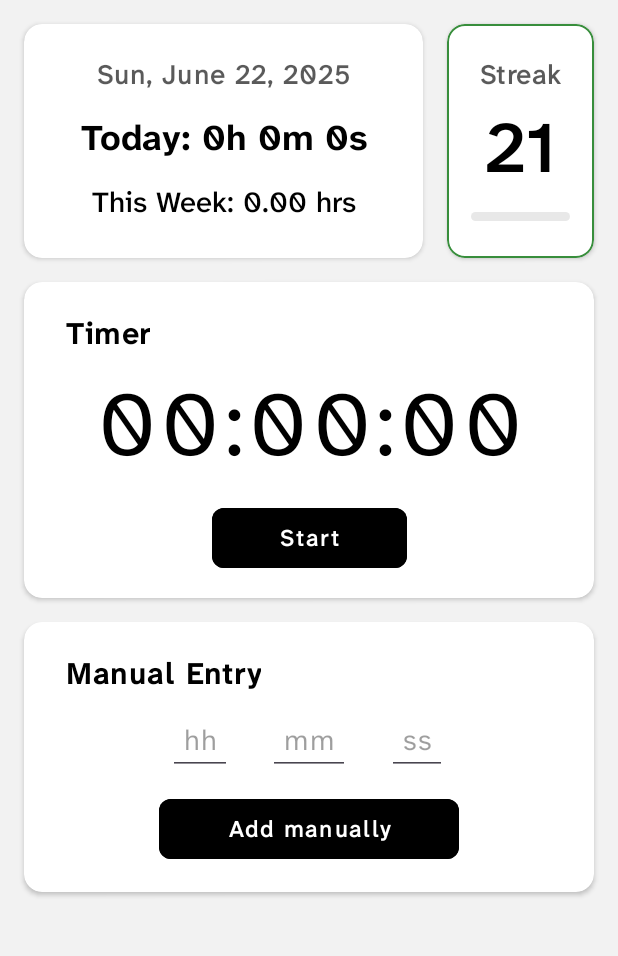
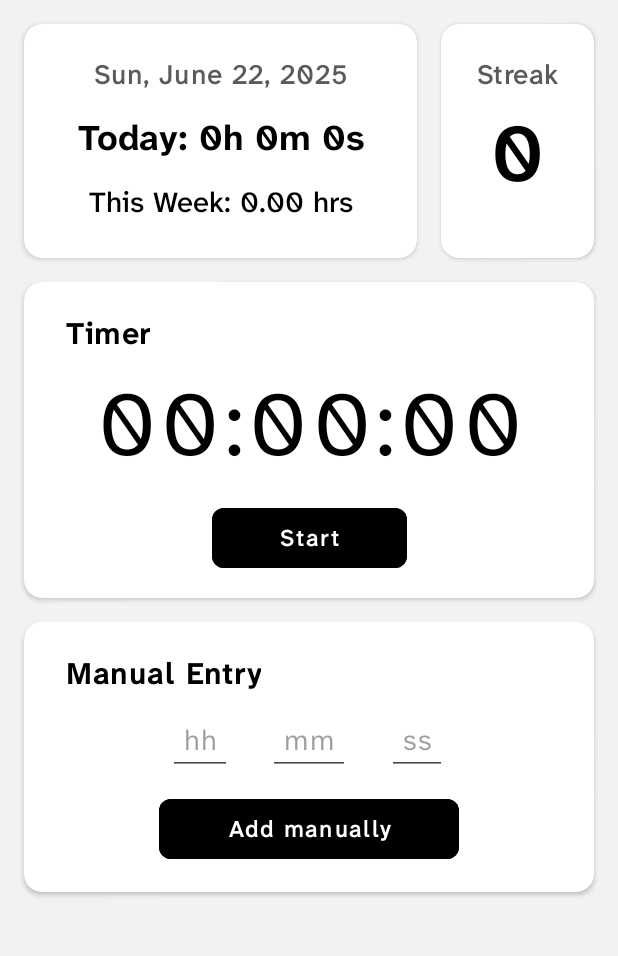
Before and after one commit to spewedprojects/MeditationTracker, an Android app: the screen it shows after launch (MainActivity), on a phone screen of 412 x 824 dp, the part 96-1052 px from its top. Run offline under Robolectric (Android 15) with nearby library versions, the phone set to English and light mode, and no system bars; libraries missing offline, so code that uses them is left out: com.github.mikephil.charting.

Commit message:
Streak management system implemented with SQLite.
- Added `Streak.java` and `StreakDatabaseHelper.java` for storing and managing streak data.
- Modified `StreakManager.java` to use the new database helper and implement logic for calculating and updating streak progress.
- Updated `MainActivity.java` to integrate the new streak management system, including UI updates and interactions with `StreakDialogFragment.java`.
- Adjusted `StreakDialogFragment.java` to use "yyyy-MM-dd" date format.
- Added streaks.db to import/export functionality in `BaseActivity.java`.
- Updated version name and code.
- Minor UI adjustments in `activity_main.xml`.

```diff
--- a/app/build.gradle.kts
+++ b/app/build.gradle.kts
@@ -10,8 +10,8 @@ android {
         applicationId = "com.gratus.meditationtrakcer"
         minSdk = 31
         targetSdk = 35
-        versionCode = 44
-        versionName = "5.0.b" // Format: Major (4), Minor (0), Patch (a)
+        versionCode = 45
+        versionName = "5.1.a" // Format: Major (4), Minor (0), Patch (a)
 
         // Pass versionName to the app as a resource
         resValue(
--- a/app/src/main/java/com/gratus/meditationtrakcer/GoalsAdapter.java
+++ b/app/src/main/java/com/gratus/meditationtrakcer/GoalsAdapter.java
@@ -32,8 +32,6 @@ public class GoalsAdapter extends RecyclerView.Adapter<GoalsAdapter.GoalViewHold
         view.setLayoutParams(layoutParams);
         return new GoalViewHolder(view);
     }
-
-
 
     @Override
     public int getItemCount() {
--- a/app/src/main/java/com/gratus/meditationtrakcer/MainActivity.java
+++ b/app/src/main/java/com/gratus/meditationtrakcer/MainActivity.java
@@ -40,6 +40,8 @@ public class MainActivity extends BaseActivity {
     private int secondsElapsed = 0;
     private int totalSecondsLogged = 0;
     private Handler handler = new Handler();
+    private StreakManager streakManager; // Add this
+    //private StreakDatabaseHelper streakDbHelper;
 
     @Override
     protected void onCreate(Bundle savedInstanceState) {
@@ -48,6 +50,9 @@ public class MainActivity extends BaseActivity {
 
         // Initialize the toolbar and menu button
         setupToolbar(R.id.toolbar2, R.id.menubutton);
+
+        // Initialize your new manager
+        streakManager = new StreakManager(this);
 
         // Initialize UI elements
         dateDisplay = findViewById(R.id.date_display);
@@ -63,12 +68,13 @@ public class MainActivity extends BaseActivity {
 
         MaterialCardView streakCard = findViewById(R.id.cardView3_streak);
 
+        // UPDATE THIS LISTENER
         streakCard.setOnLongClickListener(v -> {
             StreakDialogFragment dialog = StreakDialogFragment.newInstance((days, startDate) -> {
-                Log.d("STREAK", "Days: " + days + ", Start Date: " + startDate);
-                // TODO: streakManager.startNewStreak(days, startDate);
-                // TODO: refreshStreakUI();
-                //refreshStreakUI(); // Updates card & progress bar
+                // This is the callback from the dialog
+                streakManager.startNewStreak(startDate, days);
+                // Refresh the UI immediately
+                refreshStreakUI();
             });
             dialog.show(getSupportFragmentManager(), "streak_dialog");
             return true;
@@ -107,6 +113,8 @@ public class MainActivity extends BaseActivity {
             Intent intent = new Intent(MainActivity.this, GoalsActivity.class);
             startActivity(intent);
         });
+
+        refreshStreakUI();
     }
 
     private BroadcastReceiver timerUpdateReceiver = new BroadcastReceiver() {
@@ -119,33 +127,36 @@ public class MainActivity extends BaseActivity {
         }
     };
 
-    /*
+
     private void refreshStreakUI() {
         TextView streakText = findViewById(R.id.streak);
         ProgressBar streakProgress = findViewById(R.id.streak_progress_bar);
         MaterialCardView streakCard = findViewById(R.id.cardView3_streak);
 
-        StreakManager streakManager = new StreakManager(this);
+        // Get the latest streak data (which now includes the updated achievedDays)
+        Streak activeStreak = streakManager.getActiveStreak();
 
-        if (streakManager.isStreakActive()) {
-            String today = new SimpleDateFormat("yyyy-MM-dd", Locale.getDefault()).format(Calendar.getInstance().getTime());
-            int progress = streakManager.getCurrentStreakProgress(today);
-            int total = Integer.parseInt(streakManager.getStartAndEndDate()[1].split("-")[2]) -
-                    Integer.parseInt(streakManager.getStartAndEndDate()[0].split("-")[2]) + 1;
+        if (activeStreak != null) {
+            // An active streak goal exists
+            // USE the data directly from the object
+            int progressDays = activeStreak.getAchievedDays();
+            int targetDays = activeStreak.getTargetDays();
 
-            int percentage = Math.min((progress * 100) / total, 100);
-            streakText.setText(String.valueOf(progress));
-            streakProgress.setProgress(percentage);
+            int percentage = (targetDays > 0) ? (progressDays * 100 / targetDays) : 0;
+
+            streakText.setText(String.valueOf(progressDays));
+            streakProgress.setProgress(Math.min(percentage, 100));
             streakProgress.setVisibility(View.VISIBLE);
-            streakCard.setStrokeColor(getColor(R.color.success_green));
+            streakCard.setStrokeColor(ContextCompat.getColor(this, R.color.success_green));
+
         } else {
-            // Streak inactive or broken
-            streakText.setText("0");
+            // No active streak, show general contiguous days
+            int contiguousDays = streakManager.getContiguousMeditationDays();
+            streakText.setText(String.valueOf(contiguousDays));
             streakProgress.setVisibility(View.INVISIBLE);
-            streakCard.setStrokeColor(getColor(android.R.color.transparent));
+            streakCard.setStrokeColor(ContextCompat.getColor(this, android.R.color.transparent));
         }
     }
-    */
 
     // Update date in date_display
     private void updateDateDisplay() {
@@ -388,12 +399,18 @@ public class MainActivity extends BaseActivity {
         updateWeekTotal(); // Refresh week's total when returning to main screen.
         updateTimerDisplay(); // Refresh timer display when returning to main screen.
         displayShortestAndLatestGoal(); // Refresh shortest and latest goal when returning to main screen.
-        //refreshStreakUI();
+        // Update the streak progress in the database when the app becomes active
+        streakManager.updateActiveStreakProgress();
+        // Refresh the streak card UI
+        refreshStreakUI();
     }
 
     @Override
     protected void onPause() {
         super.onPause();
+        // When the app is paused, check and update the longest streak using the manager.
+        // Also update the progress when the app is paused.
+        streakManager.updateActiveStreakProgress();
         LocalBroadcastManager.getInstance(this).unregisterReceiver(timerUpdateReceiver);
     }
 
--- /dev/null
+++ b/app/src/main/java/com/gratus/meditationtrakcer/StreakDatabaseHelper.java
@@ -0,0 +1,97 @@
+package com.gratus.meditationtrakcer;
+
+import android.content.ContentValues;
+import android.content.Context;
+import android.database.Cursor;
+import android.database.sqlite.SQLiteDatabase;
+import android.database.sqlite.SQLiteOpenHelper;
+
+import java.text.SimpleDateFormat;
+import java.util.Date;
+import java.util.Locale;
+
+public class StreakDatabaseHelper extends SQLiteOpenHelper {
+
+    private static final String DATABASE_NAME = "streaks.db";
+    private static final int DATABASE_VERSION = 1; // Keep version 1 for a clean install, increment for an upgrade
+
+    public static final String TABLE_STREAKS = "streaks";
+    public static final String COLUMN_ID = "_id";
+    public static final String COLUMN_START_DATE = "start_date";
+    public static final String COLUMN_END_DATE = "end_date";
+    public static final String COLUMN_TARGET_DAYS = "target_days";
+    public static final String COLUMN_ACHIEVED_DAYS = "achieved_days"; // The new column
+
+    private static final String TABLE_STREAKS_CREATE =
+            "CREATE TABLE " + TABLE_STREAKS + " (" +
+                    COLUMN_ID + " INTEGER PRIMARY KEY AUTOINCREMENT, " +
+                    COLUMN_START_DATE + " TEXT, " +
+                    COLUMN_END_DATE + " TEXT, " +
+                    COLUMN_TARGET_DAYS + " INTEGER, " +
+                    COLUMN_ACHIEVED_DAYS + " INTEGER DEFAULT 0);"; // Add column to creation string
+
+    public StreakDatabaseHelper(Context context) {
+        super(context, DATABASE_NAME, null, DATABASE_VERSION);
+    }
+
+    @Override
+    public void onCreate(SQLiteDatabase db) {
+        db.execSQL(TABLE_STREAKS_CREATE);
+    }
+
+    @Override
+    public void onUpgrade(SQLiteDatabase db, int oldVersion, int newVersion) {
+        // For a real-world app, you would use ALTER TABLE here to preserve data.
+        // For development, dropping and recreating is simpler.
+        db.execSQL("DROP TABLE IF EXISTS " + TABLE_STREAKS);
+        onCreate(db);
+    }
+
+    public void addStreak(String startDate, String endDate, int targetDays) {
+        SQLiteDatabase db = this.getWritableDatabase();
+        ContentValues values = new ContentValues();
+        values.put(COLUMN_START_DATE, startDate);
+        values.put(COLUMN_END_DATE, endDate);
+        values.put(COLUMN_TARGET_DAYS, targetDays);
+        values.put(COLUMN_ACHIEVED_DAYS, 0); // Explicitly set initial achieved days to 0
+        db.insert(TABLE_STREAKS, null, values);
+        db.close();
+    }
+
+    // Add this new method to update a streak's progress
+    public void updateAchievedDays(int streakId, int achievedDays) {
+        SQLiteDatabase db = this.getWritableDatabase();
+        ContentValues values = new ContentValues();
+        values.put(COLUMN_ACHIEVED_DAYS, achievedDays);
+        db.update(TABLE_STREAKS, values, COLUMN_ID + " = ?", new String[]{String.valueOf(streakId)});
+        db.close();
+    }
+
+    public Streak getActiveStreak() {
+        SQLiteDatabase db = this.getReadableDatabase();
+        String today = new SimpleDateFormat("yyyy-MM-dd", Locale.getDefault()).format(new Date());
+        Cursor cursor = db.rawQuery(
+                "SELECT * FROM " + TABLE_STREAKS +
+                        " WHERE date(?) BETWEEN date(" + COLUMN_START_DATE + ") AND date(" + COLUMN_END_DATE + ")" +
+                        " ORDER BY " + COLUMN_START_DATE + " DESC LIMIT 1",
+                new String[]{today}
+        );
+
+        Streak activeStreak = null;
+        if (cursor != null && cursor.moveToFirst()) {
+            activeStreak = new Streak(
+                    cursor.getInt(cursor.getColumnIndexOrThrow(COLUMN_ID)),
+                    cursor.getString(cursor.getColumnIndexOrThrow(COLUMN_START_DATE)),
+                    cursor.getString(cursor.getColumnIndexOrThrow(COLUMN_END_DATE)),
+                    cursor.getInt(cursor.getColumnIndexOrThrow(COLUMN_TARGET_DAYS)),
+                    cursor.getInt(cursor.getColumnIndexOrThrow(COLUMN_ACHIEVED_DAYS)) // Populate the new field
+            );
+        }
+
+        if (cursor != null) {
+            cursor.close();
+        }
+        db.close();
+        return activeStreak;
+    }
+}
--- a/app/src/main/res/layout/activity_main.xml
+++ b/app/src/main/res/layout/activity_main.xml
@@ -172,7 +172,7 @@
                             android:layout_height="wrap_content"
                             android:layout_marginTop="22dp"
                             android:layout_marginBottom="8dp"
-                            android:layout_marginHorizontal="22dp"
+                            android:layout_marginHorizontal="24dp"
                             android:clickable="false"
                             android:cursorVisible="false"
                             android:filterTouchesWhenObscured="false"
@@ -198,19 +198,19 @@
                             android:layout_width="wrap_content"
                             android:layout_height="wrap_content"
                             android:layout_marginHorizontal="10dp"
-                            android:layout_marginBottom="8dp"
+                            android:layout_marginBottom="4dp"
                             android:filterTouchesWhenObscured="false"
                             android:focusableInTouchMode="true"
                             android:fontFamily="@font/atkinsonhyperlegiblenext_semibold"
                             android:text="21"
                             android:textColor="?attr/colorOnPrimary"
-                            android:textSize="48sp"
+                            android:textSize="54sp"
                             android:layout_marginVertical="0dp"
-                            app:layout_constraintBottom_toBottomOf="parent"
+                            app:layout_constraintBottom_toTopOf="@id/streak_progress_bar"
                             app:layout_constraintLeft_toLeftOf="parent"
                             app:layout_constraintRight_toRightOf="parent"
-                            app:layout_constraintTop_toTopOf="parent"
-                            app:layout_constraintVertical_bias="0.55"
+                            app:layout_constraintTop_toBottomOf="@id/streak_title"
+                            app:layout_constraintVertical_bias="0.45"
                             tools:ignore="TextViewEdits" /> <!-- Streak duratio -->
 
                         <!--TextView
@@ -251,8 +251,9 @@
                             app:layout_constraintBottom_toBottomOf="parent"
                             app:layout_constraintLeft_toLeftOf="parent"
                             app:layout_constraintRight_toRightOf="parent"
-                            app:layout_constraintTop_toBottomOf="@id/streak"
-                            android:visibility="visible"/> <!-- Streak progress bar -->
+                            app:layout_constraintTop_toTopOf="parent"
+                            app:layout_constraintVertical_bias="0.95"
+                            android:visibility="gone"/> <!-- Streak progress bar -->
 
                     </androidx.constraintlayout.widget.ConstraintLayout>
             </com.google.android.material.card.MaterialCardView> <!-- For cardview Date and Total-->
--- a/app/src/main/res/values/strings.xml
+++ b/app/src/main/res/values/strings.xml
@@ -23,6 +23,6 @@
     <string name="total_hours">Total hours: </string>
     <string name="goals_title">Set a New Goal</string>
     <string name="goals_desc">Create a new meditation goal</string>
-    <string name="current_version_details">▶ Changed font style to Atkinson Hyperlegible Next.\n▶ Rolled back database changes.\n▶ Removed toolbar redundancies.\n▶ Removed leftovers from old separate activity files.\n▶ NEXT: Home screen widget.</string>
+    <string name="current_version_details">▶ Database and streak functionality in place and works.\n▶ NEXT: Home screen widget.</string>
     <string name="v1.16.c">v1.16.c:\n- NOICE!\n  - Next indent.\n    ▶ Bullet point</string>
 </resources>
```
Also changed, not shown: app/src/main/java/com/gratus/meditationtrakcer/BaseActivity.java (+14 -1 lines), app/src/main/java/com/gratus/meditationtrakcer/Streak.java (added, +24 -0 lines), app/src/main/java/com/gratus/meditationtrakcer/StreakDialogFragment.java (+5 -3 lines), app/src/main/java/com/gratus/meditationtrakcer/StreakManager.java (+85 -89 lines), 4 other files.
